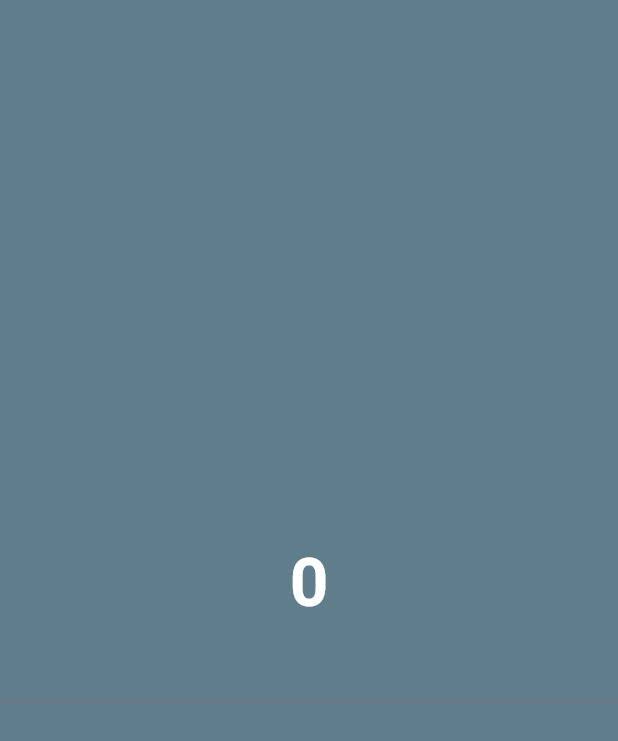
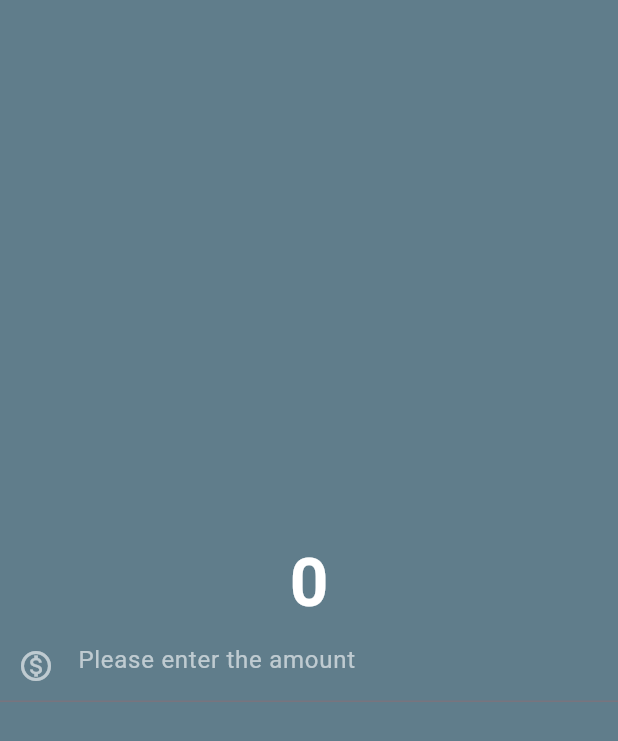
Before and after one commit to BarathJogi/flutter, a Flutter app: the screen it shows after launch, on a phone screen of 412 x 824 dp. Shown: the top 741 px of the screen. Run offline on Flutter 3.47's test engine with Material 3 defaults, Android fonts, the phone set to English and light mode, and no system bars.

Commit message:
prefix and suffix

```diff
--- a/lib/currency_coverter_material_page.dart
+++ b/lib/currency_coverter_material_page.dart
@@ -10,7 +10,7 @@ class CurrencyConverterMaterialPage extends StatelessWidget {
       body: Center(
         child: Column(
           mainAxisAlignment: MainAxisAlignment.center,
-          children: [
+          children: const [
             Text(
               '0',
               style: TextStyle(
@@ -23,8 +23,17 @@ class CurrencyConverterMaterialPage extends StatelessWidget {
               style: TextStyle(
                 color: Colors.white,
               ),
-              decoration: InputDecoration(),
-            ),
+              decoration: InputDecoration(
+                hintText: 'Please enter the amount',
+                hintStyle: TextStyle(
+                  color: Colors.white60,
+                ),
+                prefixIcon: Icon(
+                  Icons.monetization_on_outlined,
+                ),
+                prefixIconColor: Colors.white60,
+              ),
+            )
           ],
         ),
       ),
```
